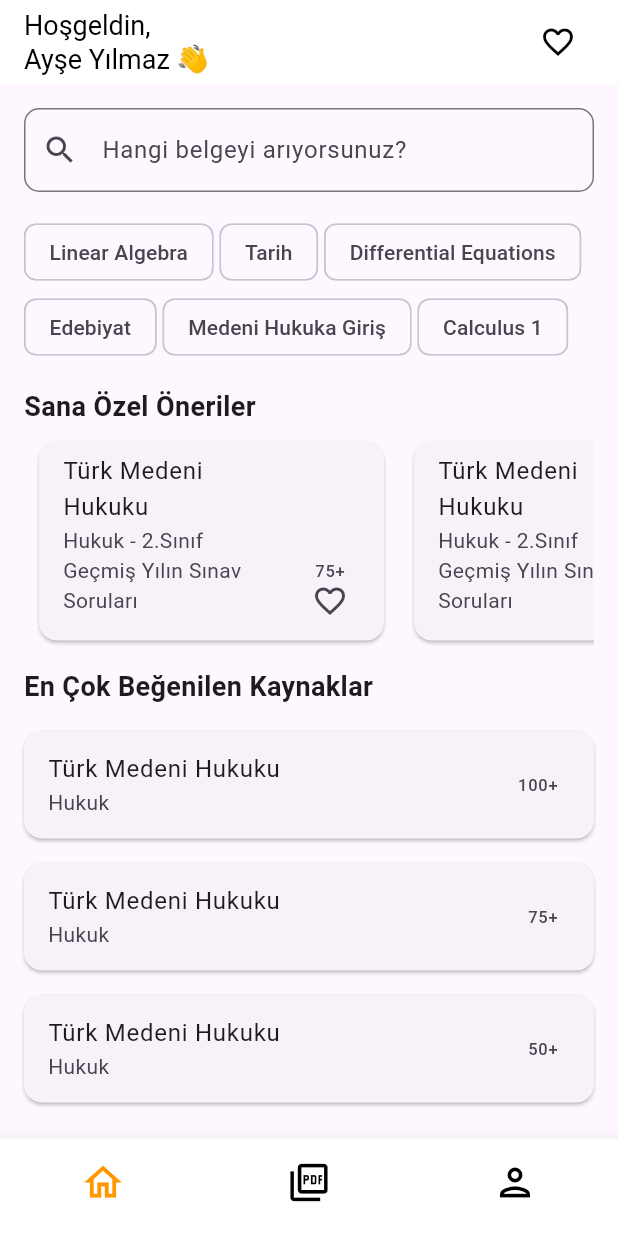
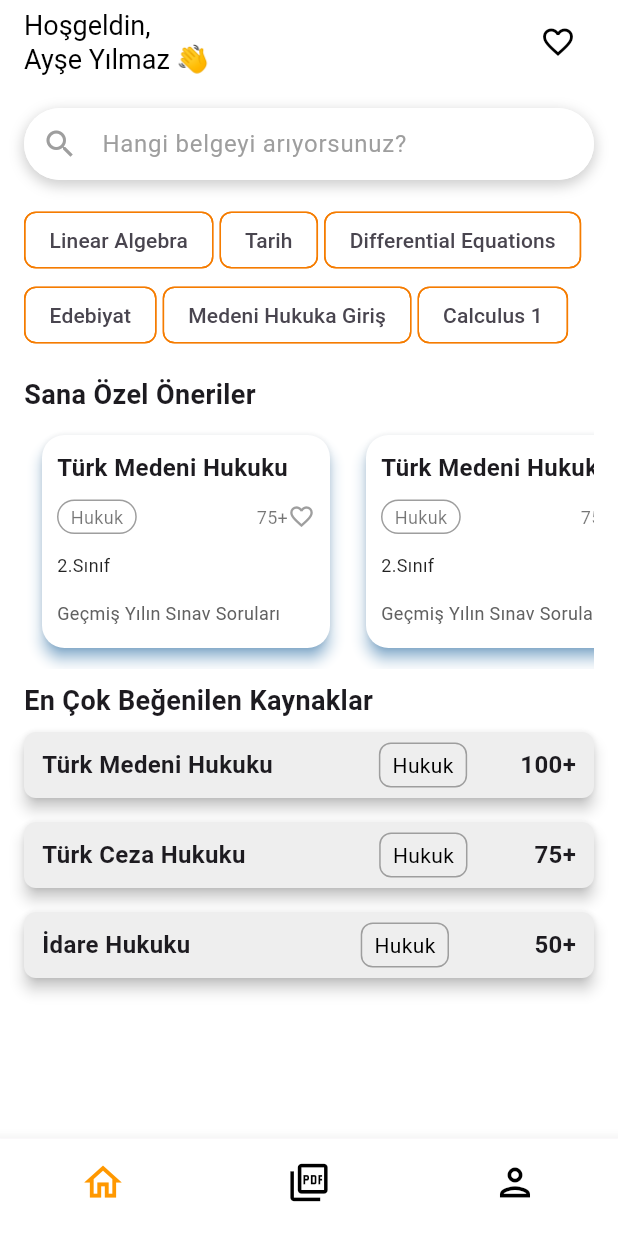
Before and after one commit to IremDenizUnal/StudyFlow_App, a Flutter app: the screen it shows after launch, on a phone screen of 412 x 824 dp. Run offline on Flutter 3.47's test engine with Material 3 defaults, Android fonts, the phone set to English and light mode, and no system bars.

Commit message:
ui: home page

```diff
--- a/lib/pages/homePage/home_page.dart
+++ b/lib/pages/homePage/home_page.dart
@@ -1,5 +1,8 @@
 import 'package:flutter/material.dart';
-import 'package:study_flow/pages/homePage/posts.dart';
+import 'package:study_flow/pages/homePage/widgets/filter.dart';
+import 'package:study_flow/pages/homePage/widgets/posts.dart';
+import 'package:study_flow/pages/homePage/widgets/seachTextField.dart';
+import 'package:study_flow/pages/homePage/widgets/topfavcard.dart';
 
 class HomePage extends StatefulWidget {
   @override
@@ -10,6 +13,7 @@ class _HomePageState extends State<HomePage> {
   @override
   Widget build(BuildContext context) {
     return Scaffold(
+      backgroundColor: Colors.white,
       appBar: AppBar(
         backgroundColor: Colors.white,
         elevation: 0,
@@ -27,20 +31,13 @@ class _HomePageState extends State<HomePage> {
           ],
         ),
       ),
-      body: Padding(
+      body: SingleChildScrollView(
+        child: Padding(
           padding: const EdgeInsets.all(16.0),
           child: Column(
             crossAxisAlignment: CrossAxisAlignment.start,
             children: [
-            TextField(
-              decoration: InputDecoration(
-                border: OutlineInputBorder(
-                  borderRadius: BorderRadius.circular(10),
-                ),
-                hintText: 'Hangi belgeyi arıyorsunuz?',
-                prefixIcon: Icon(Icons.search),
-              ),
-            ),
+              searchTextField(),
               SizedBox(height: 16),
               Wrap(
                 spacing: 4.0,
@@ -65,77 +62,22 @@ class _HomePageState extends State<HomePage> {
                 "En Çok Beğenilen Kaynaklar",
                 style: TextStyle(fontSize: 18, fontWeight: FontWeight.bold),
               ),
+              ListView.builder(
+                shrinkWrap: true,
+                physics: NeverScrollableScrollPhysics(),
+                itemCount: topFavoritedData.length,
+                itemBuilder: (context, index) {
+                  return TopFavoritedCard(
+                    topFavoritedData[index]['title']!,
+                    topFavoritedData[index]['category']!,
+                    topFavoritedData[index]['count']!,
+                  );
+                },
+              ),
               SizedBox(height: 8),
-            TopFavoritedCard('Türk Medeni Hukuku', 'Hukuk', '100+'),
-            TopFavoritedCard('Türk Medeni Hukuku', 'Hukuk', '75+'),
-            TopFavoritedCard('Türk Medeni Hukuku', 'Hukuk', '50+'),
             ],
           ),
         ),
-      // bottomNavigationBar: BottomNavigationBar(
-      //   currentIndex: 0,
-      //   showSelectedLabels: false,
-      //   showUnselectedLabels: false,
-      //   onTap: (index) {},
-      //   items: [
-      //     BottomNavigationBarItem(
-      //       icon: Icon(
-      //         Icons.home,
-      //         color: Colors.orange,
-      //         size: 30,
-      //       ),
-      //       label: '',
-      //     ),
-      //     BottomNavigationBarItem(
-      //       icon: Icon(
-      //         Icons.add_box_outlined,
-      //         color: Colors.black,
-      //         size: 30,
-      //       ),
-      //       label: '',
-      //     ),
-      //     BottomNavigationBarItem(
-      //       icon: Icon(
-      //         Icons.person_outline,
-      //         color: Colors.black,
-      //         size: 30,
-      //       ),
-      //       label: '',
-      //     ),
-      //   ],
-      // ),
-    );
-  }
-}
-
-class Filter extends StatelessWidget {
-  final String label;
-  Filter(this.label);
-
-  @override
-  Widget build(BuildContext context) {
-    return FilterChip(
-      label: Text(label),
-      onSelected: (bool value) {},
-    );
-  }
-}
-
-class TopFavoritedCard extends StatelessWidget {
-  final String title;
-  final String category;
-  final String count;
-
-  TopFavoritedCard(this.title, this.category, this.count);
-
-  @override
-  Widget build(BuildContext context) {
-    return Card(
-      margin: EdgeInsets.symmetric(vertical: 8),
-      child: ListTile(
-        title: Text(title),
-        subtitle: Text(category),
-        trailing: Text(count),
       ),
     );
   }
--- a/lib/pages/homePage/posts.dart
+++ /dev/null
@@ -1,100 +0,0 @@
-import 'package:flutter/material.dart';
-import 'package:study_flow/pages/detail_page.dart';
-
-class Course {
-  final String title;
-  final String category;
-  final String grade;
-  final String description;
-  final int favnumber;
-
-  Course({
-    required this.title,
-    required this.category,
-    required this.grade,
-    required this.description,
-    required this.favnumber,
-  });
-}
-
-class CourseList extends StatelessWidget {
-  final List<Course> courses = [
-    Course(
-      title: 'Türk Medeni Hukuku',
-      category: 'Hukuk',
-      grade: '2.Sınıf',
-      description: 'Geçmiş Yılın Sınav Soruları',
-      favnumber: 75,
-    ),
-    Course(
-      title: 'Türk Medeni Hukuku',
-      category: 'Hukuk',
-      grade: '2.Sınıf',
-      description: 'Geçmiş Yılın Sınav Soruları',
-      favnumber: 75,
-    ),
-    // Diğer veriler...
-  ];
-
-  @override
-  Widget build(BuildContext context) {
-    return Expanded(
-      child: SizedBox(
-        height: 200,
-        child: ListView.builder(
-          scrollDirection: Axis.horizontal,
-          itemCount: courses.length,
-          itemBuilder: (context, index) {
-            return CourseCard(course: courses[index]);
-          },
-        ),
-      ),
-    );
-  }
-}
-
-class CourseCard extends StatelessWidget {
-  final Course course;
-
-  CourseCard({required this.course});
-
-  @override
-  Widget build(BuildContext context) {
-    return SingleChildScrollView(
-      scrollDirection: Axis.horizontal,
-      child: Container(
-        width: 250,
-        height: 200,
-        child: InkWell(
-          onTap: () {
-            // Sayfa değiştirme işlemi
-            Navigator.push(
-              context,
-              MaterialPageRoute(builder: (context) => DetailPage()),
-            );
-          },
-          child: Card(
-            margin: EdgeInsets.all(10),
-            child: ListTile(
-              title: Text(course.title),
-              subtitle: Column(
-                crossAxisAlignment: CrossAxisAlignment.start,
-                children: [
-                  Text('${course.category} - ${course.grade}'),
-                  Text(course.description),
-                ],
-              ),
-              trailing: Column(
-                mainAxisAlignment: MainAxisAlignment.center,
-                children: [
-                  Text('${course.favnumber}+'),
-                  Icon(Icons.favorite_border),
-                ],
-              ),
-            ),
-          ),
-        ),
-      ),
-    );
-  }
-}
--- /dev/null
+++ b/lib/pages/homePage/widgets/filter.dart
@@ -0,0 +1,22 @@
+import 'package:flutter/material.dart';
+
+class Filter extends StatelessWidget {
+  final String label;
+  Filter(this.label);
+
+  @override
+  Widget build(BuildContext context) {
+    return FilterChip(
+      backgroundColor: Colors.white,
+      shape: RoundedRectangleBorder(
+        side: BorderSide(
+          color: Color(0XFFF57C00),
+          width: 1.0,
+        ),
+        borderRadius: BorderRadius.circular(8),
+      ),
+      label: Text(label),
+      onSelected: (bool value) {},
+    );
+  }
+}
--- /dev/null
+++ b/lib/pages/homePage/widgets/posts.dart
@@ -0,0 +1,152 @@
+import 'package:flutter/material.dart';
+import 'package:study_flow/pages/detail_page.dart';
+
+class Course {
+  final String title;
+  final String category;
+  final String grade;
+  final String description;
+  final int favnumber;
+
+  Course({
+    required this.title,
+    required this.category,
+    required this.grade,
+    required this.description,
+    required this.favnumber,
+  });
+}
+
+class CourseList extends StatelessWidget {
+  final List<Course> courses = [
+    Course(
+      title: 'Türk Medeni Hukuku',
+      category: 'Hukuk',
+      grade: '2.Sınıf',
+      description: 'Geçmiş Yılın Sınav Soruları',
+      favnumber: 75,
+    ),
+    Course(
+      title: 'Türk Medeni Hukuku',
+      category: 'Hukuk',
+      grade: '2.Sınıf',
+      description: 'Geçmiş Yılın Sınav Soruları',
+      favnumber: 75,
+    ),
+  ];
+
+  @override
+  Widget build(BuildContext context) {
+    return SizedBox(
+      height: 170,
+      child: ListView.builder(
+        scrollDirection: Axis.horizontal,
+        itemCount: courses.length,
+        itemBuilder: (context, index) {
+          return CourseCard(course: courses[index]);
+        },
+      ),
+    );
+  }
+}
+
+class CourseCard extends StatelessWidget {
+  final Course course;
+
+  CourseCard({required this.course});
+
+  @override
+  Widget build(BuildContext context) {
+    return Container(
+      width: 200,
+      margin: EdgeInsets.symmetric(horizontal: 8, vertical: 10),
+      child: InkWell(
+        onTap: () {
+          Navigator.push(
+            context,
+            MaterialPageRoute(builder: (context) => DetailPage()),
+          );
+        },
+        child: Card(
+          color: Colors.white,
+          elevation: 4,
+          shadowColor: Colors.blue,
+          shape: RoundedRectangleBorder(
+            borderRadius: BorderRadius.circular(15),
+          ),
+          child: Padding(
+            padding: EdgeInsets.all(10),
+            child: Column(
+              crossAxisAlignment: CrossAxisAlignment.start,
+              children: [
+                Text(
+                  course.title,
+                  style: TextStyle(
+                    fontWeight: FontWeight.bold,
+                    fontSize: 16,
+                  ),
+                ),
+                SizedBox(height: 10),
+                Row(
+                  mainAxisAlignment: MainAxisAlignment.spaceBetween,
+                  children: [
+                    Container(
+                      decoration: BoxDecoration(
+                        border: Border.all(
+                          color: Colors.grey,
+                          width: 1,
+                        ),
+                        color: Colors.white,
+                        borderRadius: BorderRadius.circular(30),
+                      ),
+                      padding: EdgeInsets.symmetric(horizontal: 8, vertical: 2),
+                      child: Text(
+                        course.category,
+                        style: TextStyle(
+                          fontSize: 12,
+                          color: Colors.black54,
+                        ),
+                      ),
+                    ),
+                    Row(
+                      children: [
+                        Text(
+                          '${course.favnumber}+',
+                          style: TextStyle(
+                            fontSize: 12,
+                            color: Colors.black54,
+                          ),
+                        ),
+                        Icon(
+                          Icons.favorite_border,
+                          size: 18,
+                          color: Colors.grey,
+                        ),
+                      ],
+                    ),
+                  ],
+                ),
+                SizedBox(height: 12),
+                Text(
+                  course.grade,
+                  style: TextStyle(
+                    fontSize: 12,
+                    color: Colors.black87,
+                  ),
+                ),
+                SizedBox(height: 15),
+                Text(
+                  course.description,
+                  style: TextStyle(
+                    fontSize: 12,
+                    color: Colors.grey[700],
+                  ),
+                ),
+              ],
+            ),
+          ),
+        ),
+      ),
+    );
+  }
+}
--- /dev/null
+++ b/lib/pages/homePage/widgets/seachTextField.dart
@@ -0,0 +1,39 @@
+import 'package:flutter/material.dart';
+
+class searchTextField extends StatelessWidget {
+  const searchTextField({
+    super.key,
+  });
+
+  @override
+  Widget build(BuildContext context) {
+    return Container(
+      decoration: BoxDecoration(
+        color: Colors.white,
+        borderRadius: BorderRadius.circular(30),
+        boxShadow: [
+          BoxShadow(
+            color: Colors.grey.withOpacity(0.5),
+            spreadRadius: 1,
+            blurRadius: 7,
+            offset: Offset(0, 3),
+          ),
+        ],
+      ),
+      child: TextField(
+        decoration: InputDecoration(
+          fillColor: Colors.white,
+          filled: true,
+          border: OutlineInputBorder(
+            borderRadius: BorderRadius.circular(30),
+            borderSide: BorderSide.none,
+          ),
+          hintText: 'Hangi belgeyi arıyorsunuz?',
+          prefixIcon: Icon(Icons.search, color: Colors.grey),
+          hintStyle: TextStyle(color: Colors.grey),
+          contentPadding: EdgeInsets.symmetric(vertical: 10),
+        ),
+      ),
+    );
+  }
+}
--- /dev/null
+++ b/lib/pages/homePage/widgets/topfavcard.dart
@@ -0,0 +1,80 @@
+import 'package:flutter/material.dart';
+import 'package:study_flow/pages/detail_page.dart';
+
+class TopFavoritedCard extends StatelessWidget {
+  final String title;
+  final String category;
+  final String count;
+
+  TopFavoritedCard(this.title, this.category, this.count);
+
+  @override
+  Widget build(BuildContext context) {
+    return Container(
+      height: 60,
+      child: InkWell(
+        onTap: () {
+          // Sayfa değiştirme işlemi
+          Navigator.push(
+            context,
+            MaterialPageRoute(builder: (context) => DetailPage()),
+          );
+        },
+        child: Card(
+          elevation: 4,
+          color: Colors.grey[200],
+          margin: EdgeInsets.symmetric(vertical: 8),
+          shape: RoundedRectangleBorder(
+            borderRadius: BorderRadius.circular(8),
+          ),
+          child: Padding(
+            padding: const EdgeInsets.symmetric(horizontal: 12),
+            child: Row(
+              mainAxisAlignment: MainAxisAlignment.spaceBetween,
+              children: [
+                Text(
+                  title,
+                  style: TextStyle(
+                    fontSize: 16,
+                    fontWeight: FontWeight.bold,
+                  ),
+                ),
+                SizedBox(height: 4),
+                Container(
+                  padding: EdgeInsets.symmetric(vertical: 4, horizontal: 8),
+                  decoration: BoxDecoration(
+                    color: Colors.grey[200],
+                    borderRadius: BorderRadius.circular(8),
+                    border: Border.all(
+                      color: Colors.grey,
+                      width: 1,
+                    ),
+                  ),
+                  child: Text(
+                    category,
+                    style: TextStyle(
+                      color: Colors.black,
+                    ),
+                  ),
+                ),
+                Text(
+                  count,
+                  style: TextStyle(
+                    fontSize: 16,
+                    fontWeight: FontWeight.bold,
+                  ),
+                ),
+              ],
+            ),
+          ),
+        ),
+      ),
+    );
+  }
+}
+
+final List<Map<String, String>> topFavoritedData = [
+  {'title': 'Türk Medeni Hukuku', 'category': 'Hukuk', 'count': '100+'},
+  {'title': 'Türk Ceza Hukuku', 'category': 'Hukuk', 'count': '75+'},
+  {'title': 'İdare Hukuku', 'category': 'Hukuk', 'count': '50+'},
+];
```
Lines whose indentation alone changed are shown as unchanged.
